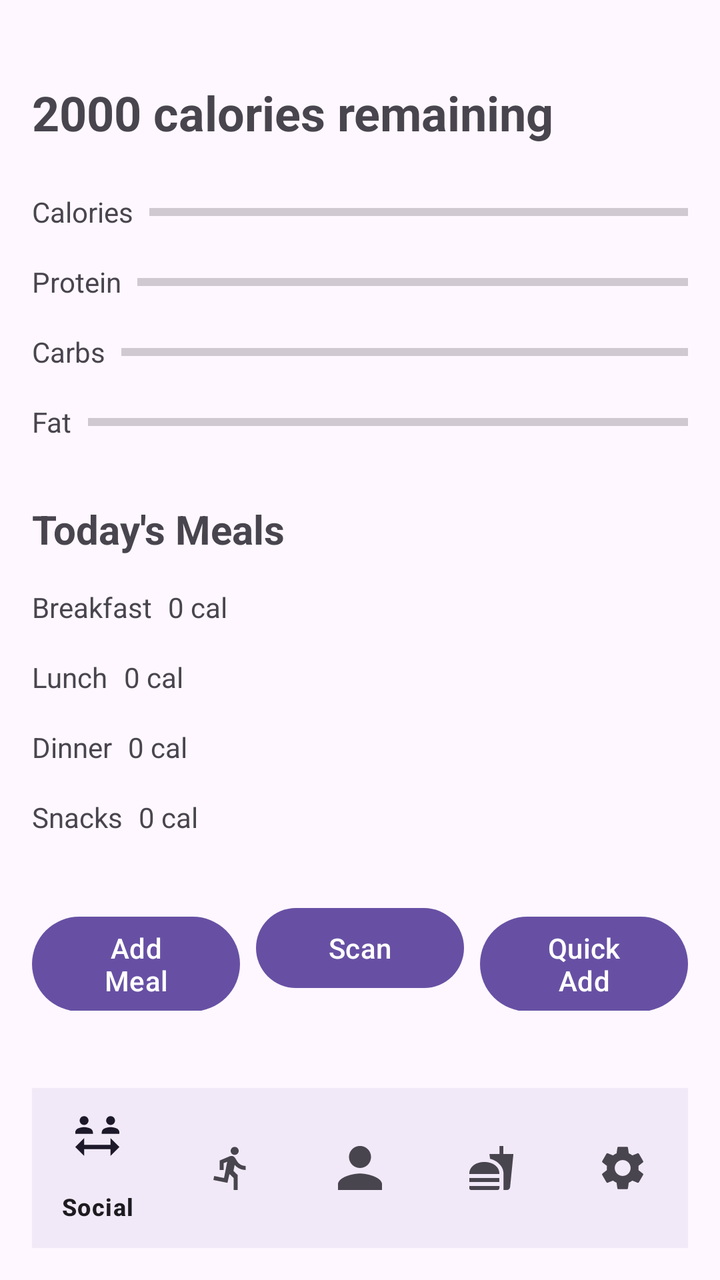
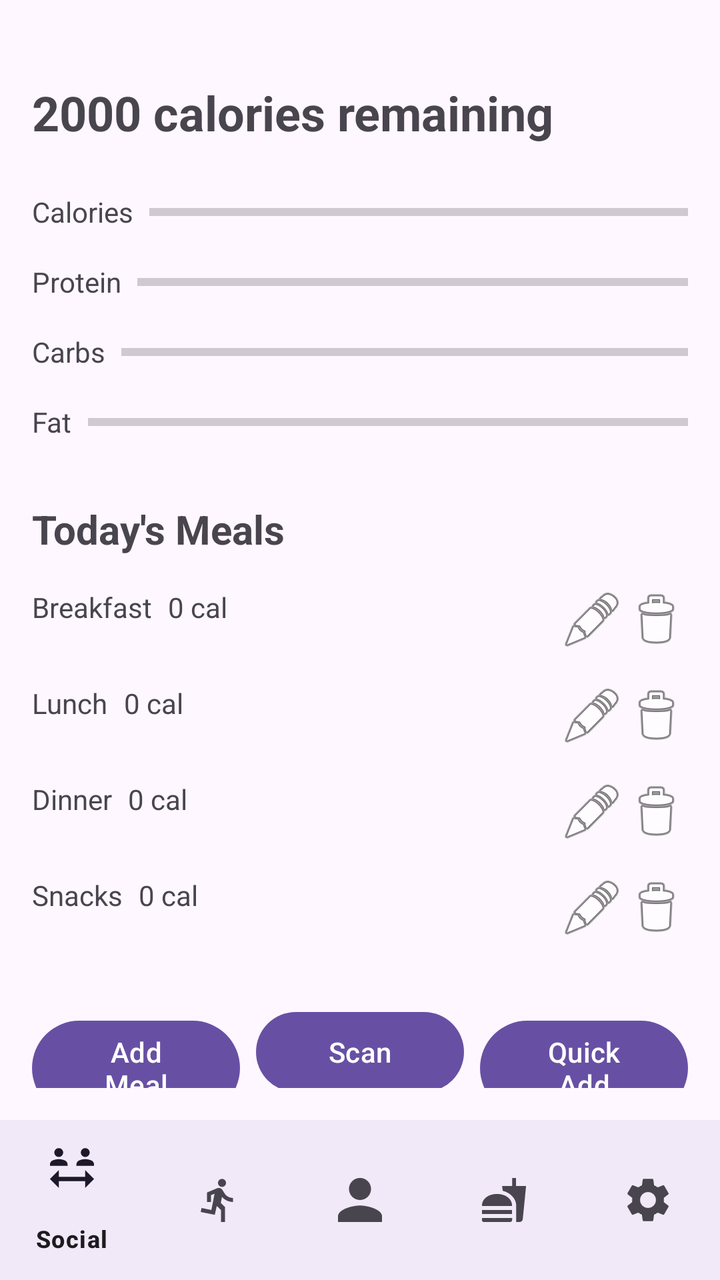

Compare the two renders of this Android layout. The source of the first and the diff that turns it into the second are given below.
<!-- AndroidManifest.xml: application theme Theme.AndroidExample -->
<!-- res/layout/activity_nutrition.xml -->
<?xml version="1.0" encoding="utf-8"?>
<androidx.constraintlayout.widget.ConstraintLayout xmlns:android="http://schemas.android.com/apk/res/android"
    xmlns:app="http://schemas.android.com/apk/res-auto"
    android:layout_width="match_parent"
    android:layout_height="match_parent"
    android:padding="16dp">

    
    <TextView
        android:id="@+id/calories_remaining"
        android:layout_width="wrap_content"
        android:layout_height="wrap_content"
        android:layout_marginTop="24dp"
        android:text="2000 calories remaining"
        android:textSize="24sp"
        android:textStyle="bold"
        app:layout_constraintStart_toStartOf="parent"
        app:layout_constraintTop_toTopOf="parent" />

    
    <TextView
        android:id="@+id/calories_label"
        android:layout_width="wrap_content"
        android:layout_height="wrap_content"
        android:layout_marginTop="24dp"
        android:text="Calories"
        app:layout_constraintStart_toStartOf="parent"
        app:layout_constraintTop_toBottomOf="@id/calories_remaining" />

    <ProgressBar
        android:id="@+id/calories_progress"
        style="?android:attr/progressBarStyleHorizontal"
        android:layout_width="0dp"
        android:layout_height="wrap_content"
        android:layout_marginStart="8dp"
        app:layout_constraintBottom_toBottomOf="@id/calories_label"
        app:layout_constraintEnd_toEndOf="parent"
        app:layout_constraintStart_toEndOf="@id/calories_label"
        app:layout_constraintTop_toTopOf="@id/calories_label" />

    <TextView
        android:id="@+id/protein_label"
        android:layout_width="wrap_content"
        android:layout_height="wrap_content"
        android:layout_marginTop="16dp"
        android:text="Protein"
        app:layout_constraintStart_toStartOf="parent"
        app:layout_constraintTop_toBottomOf="@id/calories_label" />

    <ProgressBar
        android:id="@+id/protein_progress"
        style="?android:attr/progressBarStyleHorizontal"
        android:layout_width="0dp"
        android:layout_height="wrap_content"
        android:layout_marginStart="8dp"
        app:layout_constraintBottom_toBottomOf="@id/protein_label"
        app:layout_constraintEnd_toEndOf="parent"
        app:layout_constraintStart_toEndOf="@id/protein_label"
        app:layout_constraintTop_toTopOf="@id/protein_label" />

    <TextView
        android:id="@+id/carbs_label"
        android:layout_width="wrap_content"
        android:layout_height="wrap_content"
        android:layout_marginTop="16dp"
        android:text="Carbs"
        app:layout_constraintStart_toStartOf="parent"
        app:layout_constraintTop_toBottomOf="@id/protein_label" />

    <ProgressBar
        android:id="@+id/carbs_progress"
        style="?android:attr/progressBarStyleHorizontal"
        android:layout_width="0dp"
        android:layout_height="wrap_content"
        android:layout_marginStart="8dp"
        app:layout_constraintBottom_toBottomOf="@id/carbs_label"
        app:layout_constraintEnd_toEndOf="parent"
        app:layout_constraintStart_toEndOf="@id/carbs_label"
        app:layout_constraintTop_toTopOf="@id/carbs_label" />

    <TextView
        android:id="@+id/fat_label"
        android:layout_width="wrap_content"
        android:layout_height="wrap_content"
        android:layout_marginTop="16dp"
        android:text="Fat"
        app:layout_constraintStart_toStartOf="parent"
        app:layout_constraintTop_toBottomOf="@id/carbs_label" />

    <ProgressBar
        android:id="@+id/fat_progress"
        style="?android:attr/progressBarStyleHorizontal"
        android:layout_width="0dp"
        android:layout_height="wrap_content"
        android:layout_marginStart="8dp"
        app:layout_constraintBottom_toBottomOf="@id/fat_label"
        app:layout_constraintEnd_toEndOf="parent"
        app:layout_constraintStart_toEndOf="@id/fat_label"
        app:layout_constraintTop_toTopOf="@id/fat_label" />

    
    <TextView
        android:id="@+id/meals_header"
        android:layout_width="wrap_content"
        android:layout_height="wrap_content"
        android:layout_marginTop="32dp"
        android:text="Today's Meals"
        android:textSize="20sp"
        android:textStyle="bold"
        app:layout_constraintStart_toStartOf="parent"
        app:layout_constraintTop_toBottomOf="@id/fat_progress" />

    <TextView
        android:id="@+id/breakfast_label"
        android:layout_width="wrap_content"
        android:layout_height="wrap_content"
        android:layout_marginTop="16dp"
        android:text="Breakfast"
        app:layout_constraintStart_toStartOf="parent"
        app:layout_constraintTop_toBottomOf="@id/meals_header" />

    <TextView
        android:id="@+id/breakfast_calories"
        android:layout_width="wrap_content"
        android:layout_height="wrap_content"
        android:layout_marginStart="8dp"
        android:text="0 cal"
        app:layout_constraintBottom_toBottomOf="@id/breakfast_label"
        app:layout_constraintStart_toEndOf="@id/breakfast_label"
        app:layout_constraintTop_toTopOf="@id/breakfast_label" />

    <TextView
        android:id="@+id/lunch_label"
        android:layout_width="wrap_content"
        android:layout_height="wrap_content"
        android:layout_marginTop="16dp"
        android:text="Lunch"
        app:layout_constraintStart_toStartOf="parent"
        app:layout_constraintTop_toBottomOf="@id/breakfast_label" />

    <TextView
        android:id="@+id/lunch_calories"
        android:layout_width="wrap_content"
        android:layout_height="wrap_content"
        android:layout_marginStart="8dp"
        android:text="0 cal"
        app:layout_constraintBottom_toBottomOf="@id/lunch_label"
        app:layout_constraintStart_toEndOf="@id/lunch_label"
        app:layout_constraintTop_toTopOf="@id/lunch_label" />

    <TextView
        android:id="@+id/dinner_label"
        android:layout_width="wrap_content"
        android:layout_height="wrap_content"
        android:layout_marginTop="16dp"
        android:text="Dinner"
        app:layout_constraintStart_toStartOf="parent"
        app:layout_constraintTop_toBottomOf="@id/lunch_label" />

    <TextView
        android:id="@+id/dinner_calories"
        android:layout_width="wrap_content"
        android:layout_height="wrap_content"
        android:layout_marginStart="8dp"
        android:text="0 cal"
        app:layout_constraintBottom_toBottomOf="@id/dinner_label"
        app:layout_constraintStart_toEndOf="@id/dinner_label"
        app:layout_constraintTop_toTopOf="@id/dinner_label" />

    <TextView
        android:id="@+id/snacks_label"
        android:layout_width="wrap_content"
        android:layout_height="wrap_content"
        android:layout_marginTop="16dp"
        android:text="Snacks"
        app:layout_constraintStart_toStartOf="parent"
        app:layout_constraintTop_toBottomOf="@id/dinner_label" />

    <TextView
        android:id="@+id/snacks_calories"
        android:layout_width="wrap_content"
        android:layout_height="wrap_content"
        android:layout_marginStart="8dp"
        android:text="0 cal"
        app:layout_constraintBottom_toBottomOf="@id/snacks_label"
        app:layout_constraintStart_toEndOf="@id/snacks_label"
        app:layout_constraintTop_toTopOf="@id/snacks_label" />

    
    <LinearLayout
        android:id="@+id/buttons_container"
        android:layout_width="match_parent"
        android:layout_height="wrap_content"
        android:layout_marginTop="32dp"
        android:orientation="horizontal"
        android:weightSum="3"
        app:layout_constraintTop_toBottomOf="@id/snacks_label">

        <Button
            android:id="@+id/add_meal_button"
            android:layout_width="0dp"
            android:layout_height="wrap_content"
            android:layout_marginEnd="8dp"
            android:layout_weight="1"
            android:text="Add Meal" />

        <Button
            android:id="@+id/scan_barcode_button"
            android:layout_width="0dp"
            android:layout_height="wrap_content"
            android:layout_marginEnd="8dp"
            android:layout_weight="1"
            android:text="Scan" />

        <Button
            android:id="@+id/quick_add_button"
            android:layout_width="0dp"
            android:layout_height="wrap_content"
            android:layout_weight="1"
            android:text="Quick Add" />

    </LinearLayout>

    
    <com.google.android.material.bottomnavigation.BottomNavigationView
        android:id="@+id/bottom_navigation"
        android:layout_width="match_parent"
        android:layout_height="wrap_content"
        android:layout_gravity="bottom"
        android:background="?android:attr/windowBackground"
        app:layout_constraintBottom_toBottomOf="parent"
        app:layout_constraintLeft_toLeftOf="parent"
        app:layout_constraintRight_toRightOf="parent"
        app:menu="@menu/bottom_nav_menu" />

</androidx.constraintlayout.widget.ConstraintLayout>
<!-- resources referenced by this layout -->
<resources>
  <style name="Theme.AndroidExample" parent="Base.Theme.AndroidExample" />
  <style name="Base.Theme.AndroidExample" parent="Theme.Material3.DayNight.NoActionBar">
          
          
      </style>
</resources>

<!-- the commit's change to res/layout/activity_nutrition.xml (unified diff, before → after) -->
@@ -2,224 +2,323 @@
 <androidx.constraintlayout.widget.ConstraintLayout xmlns:android="http://schemas.android.com/apk/res/android"
     xmlns:app="http://schemas.android.com/apk/res-auto"
     android:layout_width="match_parent"
-    android:layout_height="match_parent"
-    android:padding="16dp">
-
-    
-    <TextView
-        android:id="@+id/calories_remaining"
-        android:layout_width="wrap_content"
-        android:layout_height="wrap_content"
-        android:layout_marginTop="24dp"
-        android:text="2000 calories remaining"
-        android:textSize="24sp"
-        android:textStyle="bold"
-        app:layout_constraintStart_toStartOf="parent"
-        app:layout_constraintTop_toTopOf="parent" />
-
-    
-    <TextView
-        android:id="@+id/calories_label"
-        android:layout_width="wrap_content"
-        android:layout_height="wrap_content"
-        android:layout_marginTop="24dp"
-        android:text="Calories"
-        app:layout_constraintStart_toStartOf="parent"
-        app:layout_constraintTop_toBottomOf="@id/calories_remaining" />
-
-    <ProgressBar
-        android:id="@+id/calories_progress"
-        style="?android:attr/progressBarStyleHorizontal"
-        android:layout_width="0dp"
-        android:layout_height="wrap_content"
-        android:layout_marginStart="8dp"
-        app:layout_constraintBottom_toBottomOf="@id/calories_label"
-        app:layout_constraintEnd_toEndOf="parent"
-        app:layout_constraintStart_toEndOf="@id/calories_label"
-        app:layout_constraintTop_toTopOf="@id/calories_label" />
-
-    <TextView
-        android:id="@+id/protein_label"
-        android:layout_width="wrap_content"
-        android:layout_height="wrap_content"
-        android:layout_marginTop="16dp"
-        android:text="Protein"
-        app:layout_constraintStart_toStartOf="parent"
-        app:layout_constraintTop_toBottomOf="@id/calories_label" />
-
-    <ProgressBar
-        android:id="@+id/protein_progress"
-        style="?android:attr/progressBarStyleHorizontal"
-        android:layout_width="0dp"
-        android:layout_height="wrap_content"
-        android:layout_marginStart="8dp"
-        app:layout_constraintBottom_toBottomOf="@id/protein_label"
-        app:layout_constraintEnd_toEndOf="parent"
-        app:layout_constraintStart_toEndOf="@id/protein_label"
-        app:layout_constraintTop_toTopOf="@id/protein_label" />
-
-    <TextView
-        android:id="@+id/carbs_label"
-        android:layout_width="wrap_content"
-        android:layout_height="wrap_content"
-        android:layout_marginTop="16dp"
-        android:text="Carbs"
-        app:layout_constraintStart_toStartOf="parent"
-        app:layout_constraintTop_toBottomOf="@id/protein_label" />
-
-    <ProgressBar
-        android:id="@+id/carbs_progress"
-        style="?android:attr/progressBarStyleHorizontal"
-        android:layout_width="0dp"
-        android:layout_height="wrap_content"
-        android:layout_marginStart="8dp"
-        app:layout_constraintBottom_toBottomOf="@id/carbs_label"
-        app:layout_constraintEnd_toEndOf="parent"
-        app:layout_constraintStart_toEndOf="@id/carbs_label"
-        app:layout_constraintTop_toTopOf="@id/carbs_label" />
-
-    <TextView
-        android:id="@+id/fat_label"
-        android:layout_width="wrap_content"
-        android:layout_height="wrap_content"
-        android:layout_marginTop="16dp"
-        android:text="Fat"
-        app:layout_constraintStart_toStartOf="parent"
-        app:layout_constraintTop_toBottomOf="@id/carbs_label" />
-
-    <ProgressBar
-        android:id="@+id/fat_progress"
-        style="?android:attr/progressBarStyleHorizontal"
-        android:layout_width="0dp"
-        android:layout_height="wrap_content"
-        android:layout_marginStart="8dp"
-        app:layout_constraintBottom_toBottomOf="@id/fat_label"
-        app:layout_constraintEnd_toEndOf="parent"
-        app:layout_constraintStart_toEndOf="@id/fat_label"
-        app:layout_constraintTop_toTopOf="@id/fat_label" />
-
-    
-    <TextView
-        android:id="@+id/meals_header"
-        android:layout_width="wrap_content"
-        android:layout_height="wrap_content"
-        android:layout_marginTop="32dp"
-        android:text="Today's Meals"
-        android:textSize="20sp"
-        android:textStyle="bold"
-        app:layout_constraintStart_toStartOf="parent"
-        app:layout_constraintTop_toBottomOf="@id/fat_progress" />
-
-    <TextView
-        android:id="@+id/breakfast_label"
-        android:layout_width="wrap_content"
-        android:layout_height="wrap_content"
-        android:layout_marginTop="16dp"
-        android:text="Breakfast"
-        app:layout_constraintStart_toStartOf="parent"
-        app:layout_constraintTop_toBottomOf="@id/meals_header" />
-
-    <TextView
-        android:id="@+id/breakfast_calories"
-        android:layout_width="wrap_content"
-        android:layout_height="wrap_content"
-        android:layout_marginStart="8dp"
-        android:text="0 cal"
-        app:layout_constraintBottom_toBottomOf="@id/breakfast_label"
-        app:layout_constraintStart_toEndOf="@id/breakfast_label"
-        app:layout_constraintTop_toTopOf="@id/breakfast_label" />
-
-    <TextView
-        android:id="@+id/lunch_label"
-        android:layout_width="wrap_content"
-        android:layout_height="wrap_content"
-        android:layout_marginTop="16dp"
-        android:text="Lunch"
-        app:layout_constraintStart_toStartOf="parent"
-        app:layout_constraintTop_toBottomOf="@id/breakfast_label" />
-
-    <TextView
-        android:id="@+id/lunch_calories"
-        android:layout_width="wrap_content"
-        android:layout_height="wrap_content"
-        android:layout_marginStart="8dp"
-        android:text="0 cal"
-        app:layout_constraintBottom_toBottomOf="@id/lunch_label"
-        app:layout_constraintStart_toEndOf="@id/lunch_label"
-        app:layout_constraintTop_toTopOf="@id/lunch_label" />
-
-    <TextView
-        android:id="@+id/dinner_label"
-        android:layout_width="wrap_content"
-        android:layout_height="wrap_content"
-        android:layout_marginTop="16dp"
-        android:text="Dinner"
-        app:layout_constraintStart_toStartOf="parent"
-        app:layout_constraintTop_toBottomOf="@id/lunch_label" />
-
-    <TextView
-        android:id="@+id/dinner_calories"
-        android:layout_width="wrap_content"
-        android:layout_height="wrap_content"
-        android:layout_marginStart="8dp"
-        android:text="0 cal"
-        app:layout_constraintBottom_toBottomOf="@id/dinner_label"
-        app:layout_constraintStart_toEndOf="@id/dinner_label"
-        app:layout_constraintTop_toTopOf="@id/dinner_label" />
-
-    <TextView
-        android:id="@+id/snacks_label"
-        android:layout_width="wrap_content"
-        android:layout_height="wrap_content"
-        android:layout_marginTop="16dp"
-        android:text="Snacks"
-        app:layout_constraintStart_toStartOf="parent"
-        app:layout_constraintTop_toBottomOf="@id/dinner_label" />
-
-    <TextView
-        android:id="@+id/snacks_calories"
-        android:layout_width="wrap_content"
-        android:layout_height="wrap_content"
-        android:layout_marginStart="8dp"
-        android:text="0 cal"
-        app:layout_constraintBottom_toBottomOf="@id/snacks_label"
-        app:layout_constraintStart_toEndOf="@id/snacks_label"
-        app:layout_constraintTop_toTopOf="@id/snacks_label" />
-
-    
-    <LinearLayout
-        android:id="@+id/buttons_container"
+    android:layout_height="match_parent">
+
+    <ScrollView
         android:layout_width="match_parent"
-        android:layout_height="wrap_content"
-        android:layout_marginTop="32dp"
-        android:orientation="horizontal"
-        android:weightSum="3"
-        app:layout_constraintTop_toBottomOf="@id/snacks_label">
-
-        <Button
-            android:id="@+id/add_meal_button"
-            android:layout_width="0dp"
-            android:layout_height="wrap_content"
-            android:layout_marginEnd="8dp"
-            android:layout_weight="1"
-            android:text="Add Meal" />
-
-        <Button
-            android:id="@+id/scan_barcode_button"
-            android:layout_width="0dp"
-            android:layout_height="wrap_content"
-            android:layout_marginEnd="8dp"
-            android:layout_weight="1"
-            android:text="Scan" />
-
-        <Button
-            android:id="@+id/quick_add_button"
-            android:layout_width="0dp"
-            android:layout_height="wrap_content"
-            android:layout_weight="1"
-            android:text="Quick Add" />
-
-    </LinearLayout>
+        android:layout_height="0dp"
+        android:padding="16dp"
+        app:layout_constraintBottom_toTopOf="@id/bottom_navigation"
+        app:layout_constraintTop_toTopOf="parent">
+
+        <androidx.constraintlayout.widget.ConstraintLayout
+            android:layout_width="match_parent"
+            android:layout_height="wrap_content">
+
+            
+            <TextView
+                android:id="@+id/calories_remaining"
+                android:layout_width="wrap_content"
+                android:layout_height="wrap_content"
+                android:layout_marginTop="24dp"
+                android:text="2000 calories remaining"
+                android:textSize="24sp"
+                android:textStyle="bold"
+                app:layout_constraintStart_toStartOf="parent"
+                app:layout_constraintTop_toTopOf="parent" />
+
+            
+            <TextView
+                android:id="@+id/calories_label"
+                android:layout_width="wrap_content"
+                android:layout_height="wrap_content"
+                android:layout_marginTop="24dp"
+                android:text="Calories"
+                app:layout_constraintStart_toStartOf="parent"
+                app:layout_constraintTop_toBottomOf="@id/calories_remaining" />
+
+            <ProgressBar
+                android:id="@+id/calories_progress"
+                style="?android:attr/progressBarStyleHorizontal"
+                android:layout_width="0dp"
+                android:layout_height="wrap_content"
+                android:layout_marginStart="8dp"
+                app:layout_constraintBottom_toBottomOf="@id/calories_label"
+                app:layout_constraintEnd_toEndOf="parent"
+                app:layout_constraintStart_toEndOf="@id/calories_label"
+                app:layout_constraintTop_toTopOf="@id/calories_label" />
+
+            
+            <TextView
+                android:id="@+id/protein_label"
+                android:layout_width="wrap_content"
+                android:layout_height="wrap_content"
+                android:layout_marginTop="16dp"
+                android:text="Protein"
+                app:layout_constraintStart_toStartOf="parent"
+                app:layout_constraintTop_toBottomOf="@id/calories_label" />
+
+            <ProgressBar
+                android:id="@+id/protein_progress"
+                style="?android:attr/progressBarStyleHorizontal"
+                android:layout_width="0dp"
+                android:layout_height="wrap_content"
+                android:layout_marginStart="8dp"
+                app:layout_constraintBottom_toBottomOf="@id/protein_label"
+                app:layout_constraintEnd_toEndOf="parent"
+                app:layout_constraintStart_toEndOf="@id/protein_label"
+                app:layout_constraintTop_toTopOf="@id/protein_label" />
+
+            
+            <TextView
+                android:id="@+id/carbs_label"
+                android:layout_width="wrap_content"
+                android:layout_height="wrap_content"
+                android:layout_marginTop="16dp"
+                android:text="Carbs"
+                app:layout_constraintStart_toStartOf="parent"
+                app:layout_constraintTop_toBottomOf="@id/protein_label" />
+
+            <ProgressBar
+                android:id="@+id/carbs_progress"
+                style="?android:attr/progressBarStyleHorizontal"
+                android:layout_width="0dp"
+                android:layout_height="wrap_content"
+                android:layout_marginStart="8dp"
+                app:layout_constraintBottom_toBottomOf="@id/carbs_label"
+                app:layout_constraintEnd_toEndOf="parent"
+                app:layout_constraintStart_toEndOf="@id/carbs_label"
+                app:layout_constraintTop_toTopOf="@id/carbs_label" />
+
+            
+            <TextView
+                android:id="@+id/fat_label"
+                android:layout_width="wrap_content"
+                android:layout_height="wrap_content"
+                android:layout_marginTop="16dp"
+                android:text="Fat"
+                app:layout_constraintStart_toStartOf="parent"
+                app:layout_constraintTop_toBottomOf="@id/carbs_label" />
+
+            <ProgressBar
+                android:id="@+id/fat_progress"
+                style="?android:attr/progressBarStyleHorizontal"
+                android:layout_width="0dp"
+                android:layout_height="wrap_content"
+                android:layout_marginStart="8dp"
+                app:layout_constraintBottom_toBottomOf="@id/fat_label"
+                app:layout_constraintEnd_toEndOf="parent"
+                app:layout_constraintStart_toEndOf="@id/fat_label"
+                app:layout_constraintTop_toTopOf="@id/fat_label" />
+
+            
+            <TextView
+                android:id="@+id/meals_header"
+                android:layout_width="wrap_content"
+                android:layout_height="wrap_content"
+                android:layout_marginTop="32dp"
+                android:text="Today's Meals"
+                android:textSize="20sp"
+                android:textStyle="bold"
+                app:layout_constraintStart_toStartOf="parent"
+                app:layout_constraintTop_toBottomOf="@id/fat_progress" />
+
+            
+            <LinearLayout
+                android:id="@+id/breakfast_container"
+                android:layout_width="match_parent"
+                android:layout_height="wrap_content"
+                android:layout_marginTop="16dp"
+                android:orientation="horizontal"
+                app:layout_constraintTop_toBottomOf="@id/meals_header">
+
+                <TextView
+                    android:id="@+id/breakfast_label"
+                    android:layout_width="wrap_content"
+                    android:layout_height="wrap_content"
+                    android:text="Breakfast" />
+
+                <TextView
+                    android:id="@+id/breakfast_calories"
+                    android:layout_width="0dp"
+                    android:layout_height="wrap_content"
+                    android:layout_marginStart="8dp"
+                    android:layout_weight="1"
+                    android:text="0 cal" />
+
+                <ImageButton
+                    android:id="@+id/edit_breakfast_button"
+                    android:layout_width="wrap_content"
+                    android:layout_height="wrap_content"
+                    android:background="?attr/selectableItemBackgroundBorderless"
+                    android:contentDescription="Edit breakfast"
+                    android:src="@android:drawable/ic_menu_edit" />
+
+                <ImageButton
+                    android:id="@+id/delete_breakfast_button"
+                    android:layout_width="wrap_content"
+                    android:layout_height="wrap_content"
+                    android:background="?attr/selectableItemBackgroundBorderless"
+                    android:contentDescription="Delete breakfast"
+                    android:src="@android:drawable/ic_menu_delete" />
+            </LinearLayout>
+
+            
+            <LinearLayout
+                android:id="@+id/lunch_container"
+                android:layout_width="match_parent"
+                android:layout_height="wrap_content"
+                android:layout_marginTop="16dp"
+                android:orientation="horizontal"
+                app:layout_constraintTop_toBottomOf="@id/breakfast_container">
+
+                <TextView
+                    android:id="@+id/lunch_label"
+                    android:layout_width="wrap_content"
+                    android:layout_height="wrap_content"
+                    android:text="Lunch" />
+
+                <TextView
+                    android:id="@+id/lunch_calories"
+                    android:layout_width="0dp"
+                    android:layout_height="wrap_content"
+                    android:layout_marginStart="8dp"
+                    android:layout_weight="1"
+                    android:text="0 cal" />
+
+                <ImageButton
+                    android:id="@+id/edit_lunch_button"
+                    android:layout_width="wrap_content"
+                    android:layout_height="wrap_content"
+                    android:background="?attr/selectableItemBackgroundBorderless"
+                    android:contentDescription="Edit lunch"
+                    android:src="@android:drawable/ic_menu_edit" />
+
+                <ImageButton
+                    android:id="@+id/delete_lunch_button"
+                    android:layout_width="wrap_content"
+                    android:layout_height="wrap_content"
+                    android:background="?attr/selectableItemBackgroundBorderless"
+                    android:contentDescription="Delete lunch"
+                    android:src="@android:drawable/ic_menu_delete" />
+            </LinearLayout>
+
+            
+            <LinearLayout
+                android:id="@+id/dinner_container"
+                android:layout_width="match_parent"
+                android:layout_height="wrap_content"
+                android:layout_marginTop="16dp"
+                android:orientation="horizontal"
+                app:layout_constraintTop_toBottomOf="@id/lunch_container">
+
+                <TextView
+                    android:id="@+id/dinner_label"
+                    android:layout_width="wrap_content"
+                    android:layout_height="wrap_content"
+                    android:text="Dinner" />
+
+                <TextView
+                    android:id="@+id/dinner_calories"
+                    android:layout_width="0dp"
+                    android:layout_height="wrap_content"
+                    android:layout_marginStart="8dp"
+                    android:layout_weight="1"
+                    android:text="0 cal" />
+
+                <ImageButton
+                    android:id="@+id/edit_dinner_button"
+                    android:layout_width="wrap_content"
+                    android:layout_height="wrap_content"
+                    android:background="?attr/selectableItemBackgroundBorderless"
+                    android:contentDescription="Edit dinner"
+                    android:src="@android:drawable/ic_menu_edit" />
+
+                <ImageButton
+                    android:id="@+id/delete_dinner_button"
+                    android:layout_width="wrap_content"
+                    android:layout_height="wrap_content"
+                    android:background="?attr/selectableItemBackgroundBorderless"
+                    android:contentDescription="Delete dinner"
+                    android:src="@android:drawable/ic_menu_delete" />
+            </LinearLayout>
+
+            
+            <LinearLayout
+                android:id="@+id/snacks_container"
+                android:layout_width="match_parent"
+                android:layout_height="wrap_content"
+                android:layout_marginTop="16dp"
+                android:orientation="horizontal"
+                app:layout_constraintTop_toBottomOf="@id/dinner_container">
+
+                <TextView
+                    android:id="@+id/snacks_label"
+                    android:layout_width="wrap_content"
+                    android:layout_height="wrap_content"
+                    android:text="Snacks" />
+
+                <TextView
+                    android:id="@+id/snacks_calories"
+                    android:layout_width="0dp"
+                    android:layout_height="wrap_content"
+                    android:layout_marginStart="8dp"
+                    android:layout_weight="1"
+                    android:text="0 cal" />
+
+                <ImageButton
+                    android:id="@+id/edit_snacks_button"
+                    android:layout_width="wrap_content"
+                    android:layout_height="wrap_content"
+                    android:background="?attr/selectableItemBackgroundBorderless"
+                    android:contentDescription="Edit snacks"
+                    android:src="@android:drawable/ic_menu_edit" />
+
+                <ImageButton
+                    android:id="@+id/delete_snacks_button"
+                    android:layout_width="wrap_content"
+                    android:layout_height="wrap_content"
+                    android:background="?attr/selectableItemBackgroundBorderless"
+                    android:contentDescription="Delete snacks"
+                    android:src="@android:drawable/ic_menu_delete" />
+            </LinearLayout>
+
+            
+            <LinearLayout
+                android:id="@+id/buttons_container"
+                android:layout_width="match_parent"
+                android:layout_height="wrap_content"
+                android:layout_marginTop="32dp"
+                android:orientation="horizontal"
+                android:weightSum="3"
+                app:layout_constraintTop_toBottomOf="@id/snacks_container">
+
+                <Button
+                    android:id="@+id/add_meal_button"
+                    android:layout_width="0dp"
+                    android:layout_height="wrap_content"
+                    android:layout_marginEnd="8dp"
+                    android:layout_weight="1"
+                    android:text="Add Meal" />
+
+                <Button
+                    android:id="@+id/scan_barcode_button"
+                    android:layout_width="0dp"
+                    android:layout_height="wrap_content"
+                    android:layout_marginEnd="8dp"
+                    android:layout_weight="1"
+                    android:text="Scan" />
+
+                <Button
+                    android:id="@+id/quick_add_button"
+                    android:layout_width="0dp"
+                    android:layout_height="wrap_content"
+                    android:layout_weight="1"
+                    android:text="Quick Add" />
+            </LinearLayout>
+
+        </androidx.constraintlayout.widget.ConstraintLayout>
+    </ScrollView>
 
     
     <com.google.android.material.bottomnavigation.BottomNavigationView
